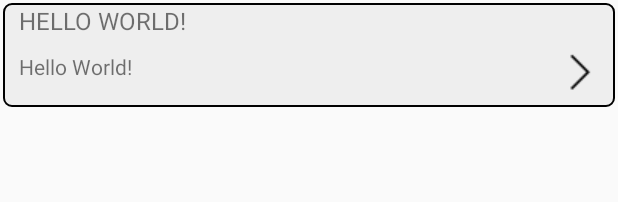
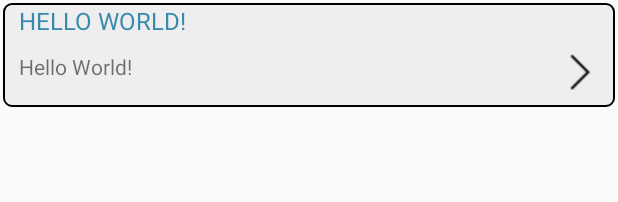
Before and after one commit to vsnbabu12/FactsApp, an Android app: the layout fact_item.xml on its own in the app's theme, with its tools: preview values and no code run, on a phone screen of 412 x 824 dp. Shown: the top 202 px of the screen. Run offline under Robolectric (Android 15) with nearby library versions, the phone set to English and light mode, and no system bars.

Commit message:
#UI polish

```diff
--- a/app/build.gradle
+++ b/app/build.gradle
@@ -33,9 +33,6 @@ dependencies {
     implementation 'com.google.code.gson:gson:2.7'
     implementation 'com.squareup.retrofit2:converter-gson:2.0.2'
     implementation 'com.squareup.okhttp3:okhttp:3.9.0'
-    //implementation 'com.github.franmontiel:PersistentCookieJar:v1.0.1'
-
-    //compile 'com.squareup.okhttp3:logging-interceptor:3.4.1'
     //ButterKnife
     implementation 'com.jakewharton:butterknife:8.7.0'
 
--- a/app/src/main/res/layout/fact_item.xml
+++ b/app/src/main/res/layout/fact_item.xml
@@ -12,17 +12,18 @@
         android:layout_width="match_parent"
         android:layout_height="wrap_content"
         android:text="Hello World!"
-        android:paddingStart="10dp"
+        android:paddingStart="@dimen/ten_dp"
         android:gravity="left"
-        android:paddingLeft="10dp"
+        android:paddingLeft="@dimen/ten_dp"
         android:textAllCaps="true"
-        android:textSize="16sp"/>
+        android:textColor="@color/titleColor"
+        android:textSize="@dimen/sixtenn_sp"/>
 
     <LinearLayout android:layout_width="match_parent"
         android:layout_height="wrap_content"
         android:orientation="horizontal"
         android:weightSum="3"
-        android:padding="10dp">
+        android:padding="@dimen/ten_dp">
 
         <TextView
             android:id="@+id/factText"
@@ -30,6 +31,7 @@
             android:layout_weight="2"
             android:layout_height="wrap_content"
             android:text="Hello World!"
+
             android:gravity="left"
             app:layout_constraintBottom_toBottomOf="parent"
             app:layout_constraintLeft_toLeftOf="parent"
--- a/app/src/main/res/values/colors.xml
+++ b/app/src/main/res/values/colors.xml
@@ -3,4 +3,6 @@
     <color name="colorPrimary">#3F51B5</color>
     <color name="colorPrimaryDark">#303F9F</color>
     <color name="colorAccent">#FF4081</color>
+
+    <color name="titleColor">#388BAD</color>
 </resources>
--- a/app/src/main/res/values/dimens.xml
+++ b/app/src/main/res/values/dimens.xml
@@ -1,3 +1,5 @@
 <resources>
     <dimen name="fab_margin">16dp</dimen>
+    <dimen name="ten_dp">10dp</dimen>
+    <dimen name="sixtenn_sp">16sp</dimen>
 </resources>
```
Also changed, not shown: 1 other file.
